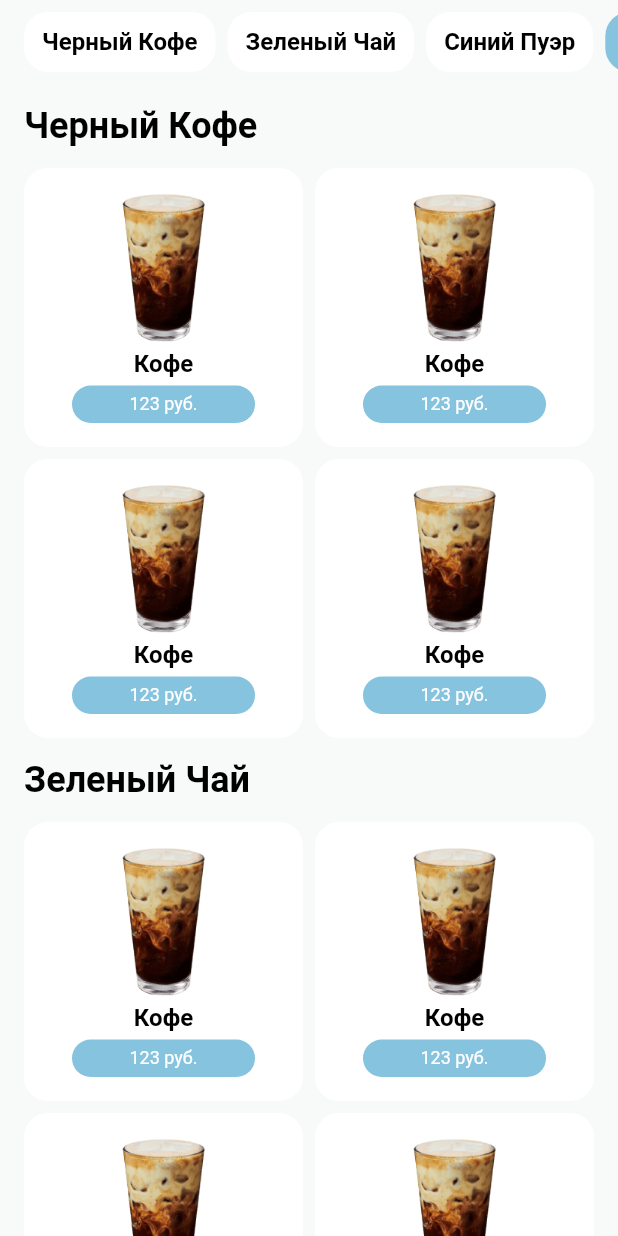
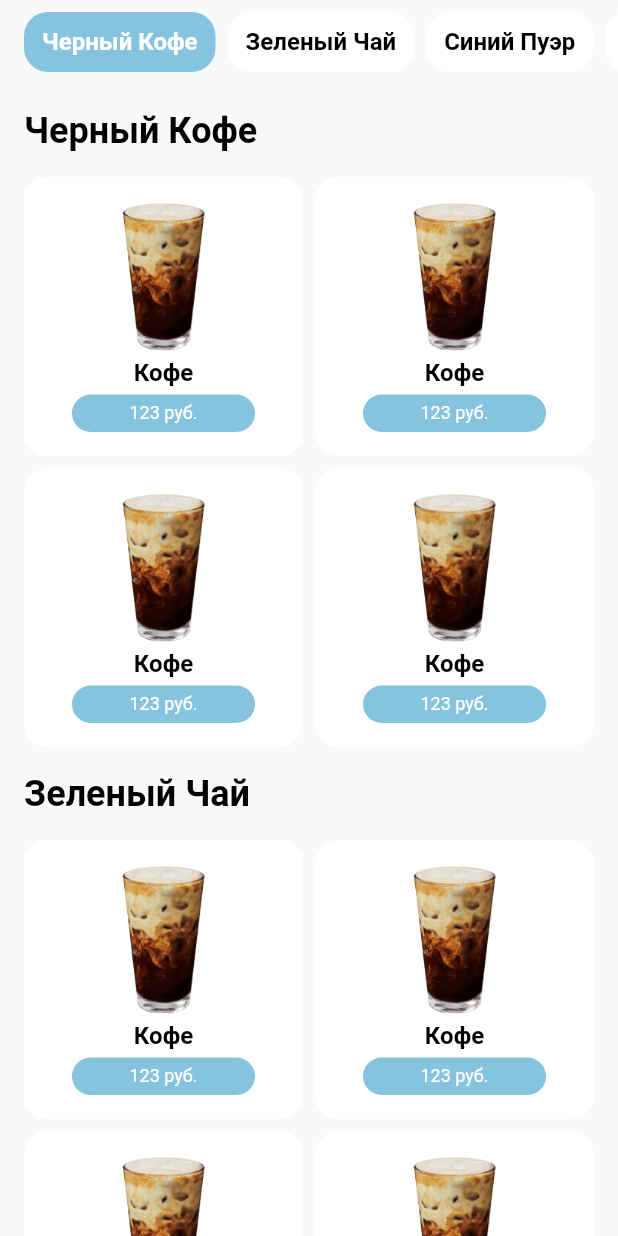
Before and after one commit to 1leary1/flutter_coffe_shop, a Flutter app: the screen it shows after launch, on a phone screen of 412 x 824 dp. Run offline on Flutter 3.47's test engine with Material 3 defaults, Android fonts, the phone set to English and light mode, and no system bars; drawn by our look-alikes of scrollable_positioned_list; our stand-ins replace visibility_detector.

Commit message:
appbar synchronization with mian scroll has been fixed. Custom ScrollView has been replaced with ScrollablePositionedList

```diff
--- a/lib/src/features/menu/modeles/category_model.dart
+++ b/lib/src/features/menu/modeles/category_model.dart
@@ -1,16 +1,12 @@
 import 'package:flutter/material.dart';
 
-import 'drink_model.dart';
+import 'product_model.dart';
 
 class CategoryModel {
-  final GlobalKey horizonalKey;
-  final GlobalKey verticalKey;
   final String title;
-  final List<DrinkModel> drinksList;
+  final List<ProductModel> drinksList;
 
   CategoryModel({
-    required this.horizonalKey,
-    required this.verticalKey,
     required this.title,
     required this.drinksList,
   });
--- a/lib/src/features/menu/modeles/drink_model.dart
+++ b/lib/src/features/menu/modeles/product_model.dart
@@ -1,9 +1,9 @@
-class DrinkModel {
+class ProductModel {
   final String image;
   final String name;
   final int price;
 
-  DrinkModel({
+  ProductModel({
     required this.image,
     required this.name,
     required this.price,
--- a/lib/src/features/menu/services/scroll_services.dart
+++ /dev/null
@@ -1,21 +0,0 @@
-import 'package:coffe_shop/src/features/menu/view/widgets/category_appbar.dart';
-import 'package:flutter/material.dart';
-
-class ScrollServices {
-  static void scrollToItem(GlobalKey key) {
-    final targetContext = key.currentContext;
-    if (targetContext != null) {
-      Scrollable.ensureVisible(
-        targetContext,
-        duration: const Duration(milliseconds: 350),
-        curve: Curves.easeInOut,
-      );
-    }
-  }
-
-  static void scrollToItemOnTap(
-      int index, int selectedCategoryIndex, Categories widget) {
-    selectedCategoryIndex = index;
-    ScrollServices.scrollToItem(widget.model[index]!.verticalKey);
-  }
-}
--- a/lib/src/features/menu/view/menu_screen.dart
+++ b/lib/src/features/menu/view/menu_screen.dart
@@ -1,13 +1,14 @@
 import 'package:coffe_shop/src/features/menu/modeles/category_model.dart';
-import 'package:coffe_shop/src/features/menu/services/scroll_services.dart';
 import 'package:coffe_shop/src/features/menu/view/widgets/category_appbar.dart';
-import 'package:coffe_shop/src/features/menu/view/widgets/drink_card.dart';
+import 'package:coffe_shop/src/features/menu/view/widgets/product_card.dart';
+import 'package:coffe_shop/src/features/menu/view/widgets/product_grid.dart';
 import 'package:coffe_shop/src/theme/app_colors.dart';
 import 'package:coffe_shop/src/theme/image_sources.dart';
 import 'package:flutter/material.dart';
+import 'package:scrollable_positioned_list/scrollable_positioned_list.dart';
 import 'package:visibility_detector/visibility_detector.dart';
 
-import '../modeles/drink_model.dart';
+import '../modeles/product_model.dart';
 
 class MenuScreen extends StatefulWidget {
   const MenuScreen({super.key});
@@ -18,132 +19,63 @@ class MenuScreen extends StatefulWidget {
 
 class _MenuScreenState extends State<MenuScreen> {
   final List<CategoryModel> categories = [
-    CategoryModel(
-        horizonalKey: GlobalKey(),
-        verticalKey: GlobalKey(),
-        title: 'Черный Кофе',
-        drinksList: [
-          DrinkModel(image: ImageSources.coffe, name: 'Кофе', price: 123),
-          DrinkModel(image: ImageSources.coffe, name: 'Кофе', price: 123),
-          DrinkModel(image: ImageSources.coffe, name: 'Кофе', price: 123),
-          DrinkModel(image: ImageSources.coffe, name: 'Кофе', price: 123),
-        ]),
-    CategoryModel(
-        horizonalKey: GlobalKey(),
-        verticalKey: GlobalKey(),
-        title: 'Зеленый Чай',
-        drinksList: [
-          DrinkModel(image: ImageSources.coffe, name: 'Кофе', price: 123),
-          DrinkModel(image: ImageSources.coffe, name: 'Кофе', price: 123),
-          DrinkModel(image: ImageSources.coffe, name: 'Кофе', price: 123),
-          DrinkModel(image: ImageSources.coffe, name: 'Кофе', price: 123),
-          DrinkModel(image: ImageSources.coffe, name: 'Кофе', price: 123),
-          DrinkModel(image: ImageSources.coffe, name: 'Кофе', price: 123),
-        ]),
-    CategoryModel(
-        horizonalKey: GlobalKey(),
-        verticalKey: GlobalKey(),
-        title: 'Синий Пуэр',
-        drinksList: [
-          DrinkModel(image: ImageSources.coffe, name: 'Кофе', price: 123),
-          DrinkModel(image: ImageSources.coffe, name: 'Кофе', price: 123),
-          DrinkModel(image: ImageSources.coffe, name: 'Кофе', price: 123),
-          DrinkModel(image: ImageSources.coffe, name: 'Кофе', price: 123),
-          DrinkModel(image: ImageSources.coffe, name: 'Кофе', price: 123),
-        ]),
-    CategoryModel(
-        horizonalKey: GlobalKey(),
-        verticalKey: GlobalKey(),
-        title: 'Оранжевый Улун',
-        drinksList: [
-          DrinkModel(image: ImageSources.coffe, name: 'Кофе', price: 123),
-          DrinkModel(image: ImageSources.coffe, name: 'Кофе', price: 123),
-          DrinkModel(image: ImageSources.coffe, name: 'Кофе', price: 123),
-          DrinkModel(image: ImageSources.coffe, name: 'Кофе', price: 123),
-          DrinkModel(image: ImageSources.coffe, name: 'Кофе', price: 123),
-        ]),
+    CategoryModel(title: 'Черный Кофе', drinksList: [
+      ProductModel(image: ImageSources.coffe, name: 'Кофе', price: 123),
+      ProductModel(image: ImageSources.coffe, name: 'Кофе', price: 123),
+      ProductModel(image: ImageSources.coffe, name: 'Кофе', price: 123),
+      ProductModel(image: ImageSources.coffe, name: 'Кофе', price: 123),
+    ]),
+    CategoryModel(title: 'Зеленый Чай', drinksList: [
+      ProductModel(image: ImageSources.coffe, name: 'Кофе', price: 123),
+      ProductModel(image: ImageSources.coffe, name: 'Кофе', price: 123),
+      ProductModel(image: ImageSources.coffe, name: 'Кофе', price: 123),
+      ProductModel(image: ImageSources.coffe, name: 'Кофе', price: 123),
+      ProductModel(image: ImageSources.coffe, name: 'Кофе', price: 123),
+      ProductModel(image: ImageSources.coffe, name: 'Кофе', price: 123),
+    ]),
+    CategoryModel(title: 'Синий Пуэр', drinksList: [
+      ProductModel(image: ImageSources.coffe, name: 'Кофе', price: 123),
+      ProductModel(image: ImageSources.coffe, name: 'Кофе', price: 123),
+      ProductModel(image: ImageSources.coffe, name: 'Кофе', price: 123),
+      ProductModel(image: ImageSources.coffe, name: 'Кофе', price: 123),
+      ProductModel(image: ImageSources.coffe, name: 'Кофе', price: 123),
+    ]),
+    CategoryModel(title: 'Оранжевый Улун', drinksList: [
+      ProductModel(image: ImageSources.coffe, name: 'Кофе', price: 123),
+      ProductModel(image: ImageSources.coffe, name: 'Кофе', price: 123),
+      ProductModel(image: ImageSources.coffe, name: 'Кофе', price: 123),
+      ProductModel(image: ImageSources.coffe, name: 'Кофе', price: 123),
+      ProductModel(image: ImageSources.coffe, name: 'Кофе', price: 123),
+    ]),
   ];
 
-  late String visibleTitle;
-  var visibility;
-  late List<int> visibleCategoryIndexes;
-  late int selectedCategory;
+  final itemMenuScrollController = ItemScrollController();
+  final itemAppbarScrollController = ItemScrollController();
+  final itemPositionsListener = ItemPositionsListener.create();
+  late int selectedCategoryIndex;
 
   @override
   void initState() {
     super.initState();
-    visibleCategoryIndexes = [];
-    selectedCategory = 0;
+    itemPositionsListener.itemPositions.addListener(_onChageVisibility);
+    selectedCategoryIndex = 0;
   }
 
-  _onChangeTitleVisability(var visibilityInfo) {
-    visibleTitle = visibilityInfo.key
-        .toString()
-        .replaceAll("[<'", "")
-        .replaceAll("'>]", "");
-  }
+  _onChageVisibility() {
+    final indices = itemPositionsListener.itemPositions.value
+        .map((item) => item.index)
+        .toList();
 
-  _horizontalScroll(String visibleTitle, var visibilityInfo) {
-    setState(() {
-      var visiblePercentage = visibilityInfo.visibleFraction;
-
-      for (int i = 0; i < categories.length; i++) {
-        if (visibleTitle == categories[i].title && visiblePercentage == 1.0) {
-          visibleCategoryIndexes.add(i);
-        }
-
-        if (visibleTitle == categories[i].title && visiblePercentage == 0.0) {
-          visibleCategoryIndexes.remove(i);
-        }
-
-        visibleCategoryIndexes.length == 0
-            ? 0
-            : selectedCategory =
-                visibleCategoryIndexes[visibleCategoryIndexes.length - 1];
-        ScrollServices.scrollToItem(categories[selectedCategory].horizonalKey);
-      }
-    });
-  }
-
-  List<Widget> _getSliverWidgets(BuildContext context) {
-    List<Widget> slivers = [];
-    for (int i = 0; i < categories.length; i++) {
-      slivers.add(SliverAppBar(
-        key: categories[i].verticalKey,
-        titleSpacing: 0,
-        backgroundColor: Colors.transparent,
-        title: VisibilityDetector(
-          key: Key(categories[i].title),
-          onVisibilityChanged: (visibilityInfo) {
-            VisibilityDetectorController.instance.updateInterval =
-                Durations.short1;
-            var visiblePercentage = visibilityInfo.visibleFraction;
-            _onChangeTitleVisability(visibilityInfo);
-            _horizontalScroll(visibleTitle, visibilityInfo);
-          },
-          child: Text(
-            categories[i].title ?? 'Loading',
-            style: Theme.of(context).textTheme.titleLarge,
-          ),
-        ),
-      ));
-      slivers.add(SliverGrid(
-        gridDelegate: const SliverGridDelegateWithFixedCrossAxisCount(
-          crossAxisSpacing: 8,
-          mainAxisSpacing: 8,
-          crossAxisCount: 2,
-        ),
-        delegate: SliverChildBuilderDelegate(
-          (BuildContext context, int index) {
-            return DrinkCard(
-              model: categories[i].drinksList[index],
-            );
-          },
-          childCount: categories[i].drinksList.length,
-        ),
-      ));
+    if (selectedCategoryIndex != indices[0]) {
+      setState(() {
+        selectedCategoryIndex = indices[0];
+      });
+      itemAppbarScrollController.scrollTo(
+        index: selectedCategoryIndex,
+        alignment: 0.1,
+        duration: const Duration(milliseconds: 450),
+      );
     }
-    return slivers;
   }
 
   @override
@@ -154,8 +86,10 @@ class _MenuScreenState extends State<MenuScreen> {
         backgroundColor: Colors.transparent,
         title: SizedBox(
           height: 100,
-          child: Categories(
-            selectedCategoryIndex: selectedCategory,
+          child: CategoriesAppBar(
+            appBarItemScrollController: itemAppbarScrollController,
+            menuItemScrollController: itemMenuScrollController,
+            selectedCategoryIndex: selectedCategoryIndex,
             model: categories,
           ),
         ),
@@ -163,8 +97,13 @@ class _MenuScreenState extends State<MenuScreen> {
       backgroundColor: AppColors.background,
       body: Padding(
         padding: const EdgeInsets.symmetric(horizontal: 16),
-        child: CustomScrollView(
-          slivers: _getSliverWidgets(context),
+        child: ScrollablePositionedList.builder(
+          itemPositionsListener: itemPositionsListener,
+          itemScrollController: itemMenuScrollController,
+          itemCount: categories.length,
+          itemBuilder: (context, index) {
+            return ProdustGrid(model: categories[index]);
+          },
         ),
       ),
     );
--- a/lib/src/features/menu/view/widgets/category_appbar.dart
+++ b/lib/src/features/menu/view/widgets/category_appbar.dart
@@ -1,36 +1,52 @@
 import 'package:coffe_shop/src/features/menu/modeles/category_model.dart';
-import 'package:coffe_shop/src/features/menu/services/scroll_services.dart';
 import 'package:coffe_shop/src/features/menu/view/widgets/category_appbar_item.dart';
 import 'package:flutter/material.dart';
+import 'package:scrollable_positioned_list/scrollable_positioned_list.dart';
 
-class Categories extends StatefulWidget {
+class CategoriesAppBar extends StatefulWidget {
   final List<CategoryModel?> model;
+  final ItemScrollController menuItemScrollController;
+  final ItemScrollController appBarItemScrollController;
   late int selectedCategoryIndex;
 
-  Categories(
-      {super.key, required this.model, required this.selectedCategoryIndex});
+  CategoriesAppBar({
+    super.key,
+    required this.model,
+    required this.selectedCategoryIndex,
+    required this.menuItemScrollController,
+    required this.appBarItemScrollController,
+  });
 
   @override
-  State<Categories> createState() => _CategoriesState();
+  State<CategoriesAppBar> createState() => _CategoriesAppBarState();
 }
 
-class _CategoriesState extends State<Categories> {
+class _CategoriesAppBarState extends State<CategoriesAppBar> {
   _onTap(int index) {
     setState(() {
       widget.selectedCategoryIndex = index;
-      ScrollServices.scrollToItem(widget.model[index]!.verticalKey);
-      ScrollServices.scrollToItem(widget.model[index]!.horizonalKey);
+      widget.menuItemScrollController.scrollTo(
+        index: index,
+        alignment: 0.0,
+        duration: const Duration(milliseconds: 450),
+      );
+
+      widget.appBarItemScrollController.scrollTo(
+        index: index,
+        alignment: 0.1,
+        duration: const Duration(milliseconds: 450),
+      );
     });
   }
 
   @override
   Widget build(BuildContext context) {
-    return ListView.builder(
+    return ScrollablePositionedList.builder(
       scrollDirection: Axis.horizontal,
+      itemScrollController: widget.appBarItemScrollController,
       itemCount: widget.model.length,
       itemBuilder: ((context, index) {
         return CategoryAppbarItem(
-          horizontalKey: widget.model[index]!.horizonalKey,
           model: widget.model[index],
           selectedIndex: widget.selectedCategoryIndex,
           currentIndex: index,
--- a/lib/src/features/menu/view/widgets/category_appbar_item.dart
+++ b/lib/src/features/menu/view/widgets/category_appbar_item.dart
@@ -7,11 +7,9 @@ class CategoryAppbarItem extends StatelessWidget {
   late int selectedIndex;
   late int currentIndex;
   late Function onTap;
-  final GlobalKey horizontalKey;
 
   CategoryAppbarItem({
     super.key,
-    required this.horizontalKey,
     required this.model,
     required this.selectedIndex,
     required this.currentIndex,
--- a/lib/src/features/menu/view/widgets/drink_card.dart
+++ b/lib/src/features/menu/view/widgets/product_card.dart
@@ -1,17 +1,17 @@
-import 'package:coffe_shop/src/features/menu/modeles/drink_model.dart';
+import 'package:coffe_shop/src/features/menu/modeles/product_model.dart';
 import 'package:coffe_shop/src/theme/app_colors.dart';
 import 'package:coffe_shop/src/theme/image_sources.dart';
 import 'package:flutter/material.dart';
 
-class DrinkCard extends StatefulWidget {
-  final DrinkModel? model;
-  const DrinkCard({super.key, required this.model});
+class ProductCard extends StatefulWidget {
+  final ProductModel? model;
+  const ProductCard({super.key, required this.model});
 
   @override
-  State<DrinkCard> createState() => _DrinkCardState();
+  State<ProductCard> createState() => _ProductCardState();
 }
 
-class _DrinkCardState extends State<DrinkCard> {
+class _ProductCardState extends State<ProductCard> {
   int _count = 0;
 
   _incrementCouner() {
--- /dev/null
+++ b/lib/src/features/menu/view/widgets/product_grid.dart
@@ -0,0 +1,42 @@
+import 'package:coffe_shop/src/features/menu/modeles/category_model.dart';
+import 'package:coffe_shop/src/features/menu/modeles/product_model.dart';
+import 'package:coffe_shop/src/features/menu/view/widgets/product_card.dart';
+import 'package:flutter/material.dart';
+
+class ProdustGrid extends StatelessWidget {
+  final CategoryModel model;
+
+  const ProdustGrid({super.key, required this.model});
+
+  @override
+  Widget build(BuildContext context) {
+    return Column(
+      crossAxisAlignment: CrossAxisAlignment.start,
+      children: [
+        const SizedBox(
+          height: 16,
+        ),
+        Text(
+          model.title,
+          style: Theme.of(context).textTheme.titleLarge,
+        ),
+        const SizedBox(
+          height: 16,
+        ),
+        GridView.builder(
+          physics: const NeverScrollableScrollPhysics(),
+          shrinkWrap: true,
+          gridDelegate: const SliverGridDelegateWithFixedCrossAxisCount(
+            crossAxisSpacing: 8,
+            mainAxisSpacing: 8,
+            crossAxisCount: 2,
+          ),
+          itemCount: model.drinksList.length,
+          itemBuilder: (context, index) {
+            return ProductCard(model: model.drinksList[index]);
+          },
+        ),
+      ],
+    );
+  }
+}
--- /dev/null
+++ b/lib/src/features/order/api/request/request.dart
@@ -0,0 +1,26 @@
+import 'package:http/http.dart' as http;
+import 'package:http/http.dart';
+import 'dart:convert';
+
+class ApiRequest {
+//   Future<DataModel> getCategroies() async {
+//     final response = await http.get(Uri.parse(
+//         'https://coffeeshop.academy.effective.band/api/v1/products/categories'));
+//     if (response.statusCode == 200) {
+//       return DataModel.fromJson(jsonDecode(response.body));
+//     } else {
+//       throw Exception('Server is not response');
+//     }
+//   }
+
+//   Future<List<ProductsModel>> getDrinksByCategory(int categoryId) async {
+//     List<ProductsModel> drinks;
+//     final response = await http.get(Uri.parse(
+//         'https://coffeeshop.academy.effective.band/api/v1/products?page=0&limit=10&category=$categoryId'));
+//     if (response.statusCode == 200) {
+//       return ProductsModel.fromJson(jsonDecode(response.body));
+//     } else {
+//       throw Exception('Server is not response');
+//     }
+//   }
+}
--- a/pubspec.yaml
+++ b/pubspec.yaml
@@ -9,6 +9,8 @@ environment:
 dependencies:
   flutter:
     sdk: flutter
+  http: ^1.2.1
+  scrollable_positioned_list: ^0.3.8
   visibility_detector: ^0.4.0+2
 
 dev_dependencies:
```
Also changed, not shown: pubspec.lock.
